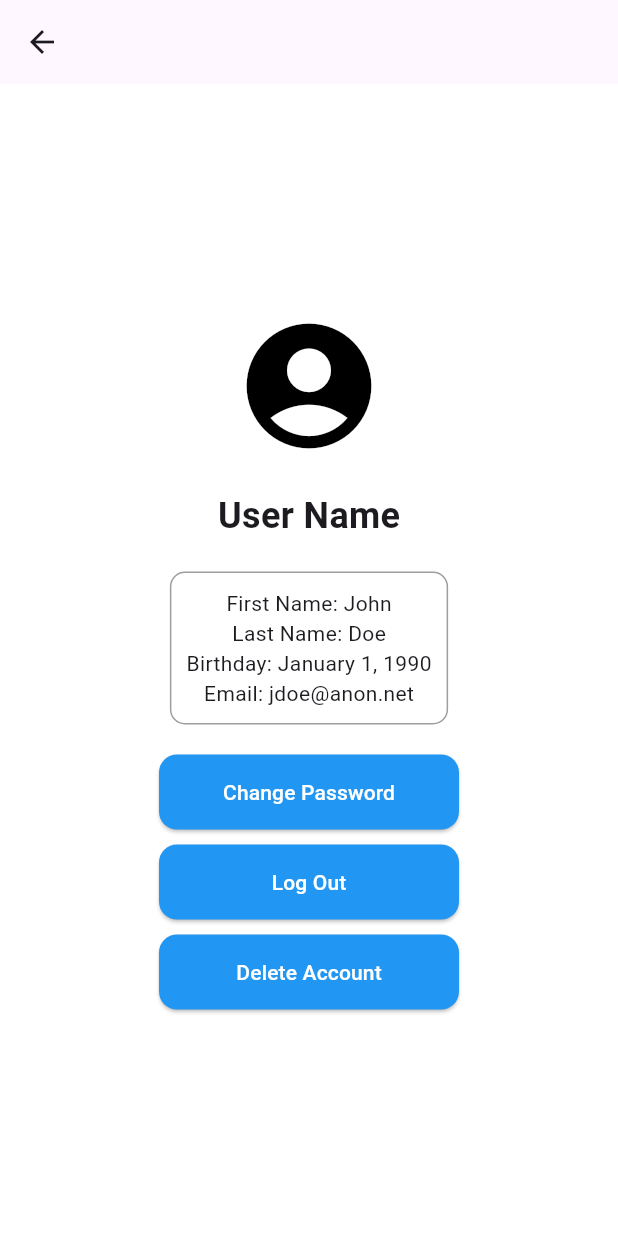
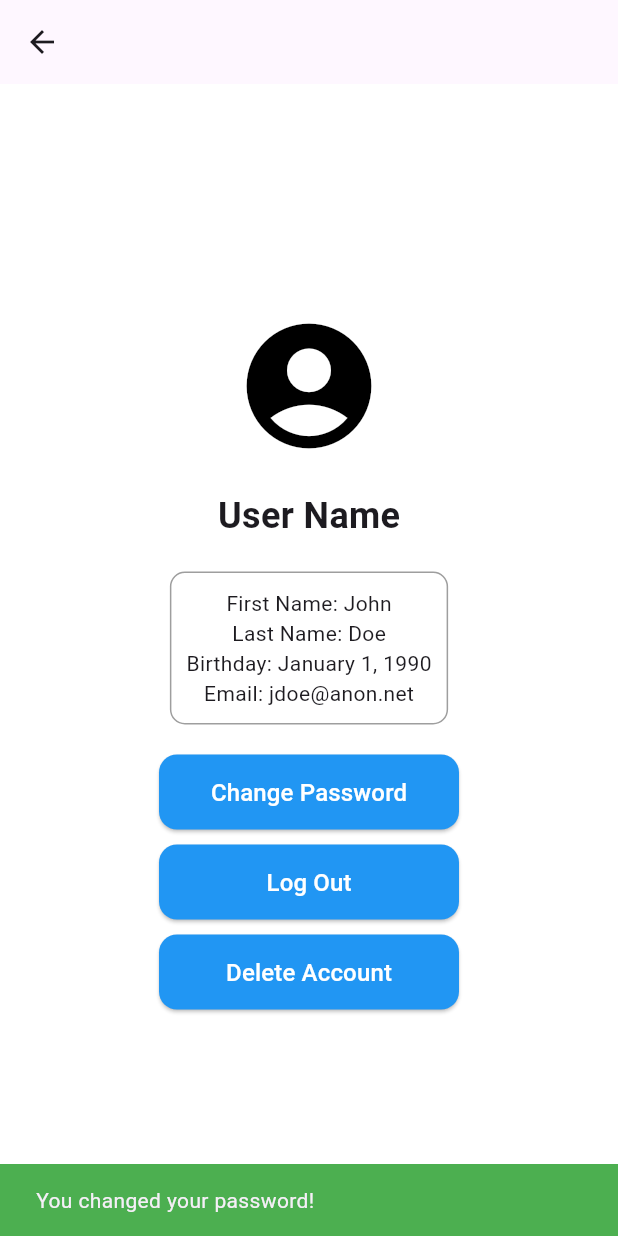
Before and after one commit to NoahTheLee/EGR302_Empty_Room, a Flutter app: the ProfilePage screen opened directly, after a tap on "Change Password", on a phone screen of 412 x 824 dp. Run offline on Flutter 3.47's test engine with Material 3 defaults, Android fonts, the phone set to English and light mode, and no system bars.

Commit message:
Added support for Mohammed's _showMessage function

```diff
--- a/lib/ProfilePage.dart
+++ b/lib/ProfilePage.dart
@@ -6,6 +6,17 @@ var birthday = 'January 1, 1990';
 var email = 'jdoe@anon.net';
 
 class ProfilePage extends StatelessWidget {
+
+  void _showMessage(BuildContext context, String message) {
+    ScaffoldMessenger.of(context).showSnackBar(
+      SnackBar(
+        content: Text(message),
+        backgroundColor: Colors.green,
+        duration: const Duration(seconds: 2),
+      ),
+    );
+  }
+
   @override
   Widget build(BuildContext context) {
     return Scaffold(
@@ -52,13 +63,22 @@ class ProfilePage extends StatelessWidget {
               width: 200,
               height: 50,
               child: ElevatedButton(
-              style: ElevatedButton.styleFrom(
-                backgroundColor: Colors.blue,
+                onPressed: () {
+                  _showMessage(context, "You changed your password!");
+                },
+                child: const Center(child: Text('Change Password', style: TextStyle(fontSize: 16, color: Colors.white))),
               ),
-              onPressed: () {
-                print("A button was pressed!");
-              },
-              child: Text('Change Password', style: TextStyle(color: Colors.white)),
+            ),
+            SizedBox(height: 10),
+
+            SizedBox(
+              width: 200,
+              height: 50,
+              child: ElevatedButton(
+                onPressed: () {
+                  _showMessage(context, "You logged out successfully!");
+                },
+                child: const Center(child: Text('Log Out', style: TextStyle(fontSize: 16, color: Colors.white))),
               ),
             ),
             SizedBox(height: 10),
@@ -66,27 +86,10 @@ class ProfilePage extends StatelessWidget {
               width: 200,
               height: 50,
               child: ElevatedButton(
-              style: ElevatedButton.styleFrom(
-                backgroundColor: Colors.blue,
-              ),
-              onPressed: () {
-                print("A button was pressed!");
-              },
-              child: Text('Log Out', style: TextStyle(color: Colors.white)),
-              ),
-            ),
-            SizedBox(height: 10),
-            SizedBox(
-              width: 200,
-              height: 50,
-              child: ElevatedButton(
-              style: ElevatedButton.styleFrom(
-                backgroundColor: Colors.blue,
-              ),
-              onPressed: () {
-                print("A button was pressed!");
-              },
-              child: Text('Delete Account', style: TextStyle(color: Colors.white)),
+                onPressed: () {
+                  _showMessage(context, "Your account has been deleted!");
+                },
+                child: const Center(child: Text('Delete Account', style: TextStyle(fontSize: 16, color: Colors.white))),
               ),
             ),
           ],
```
